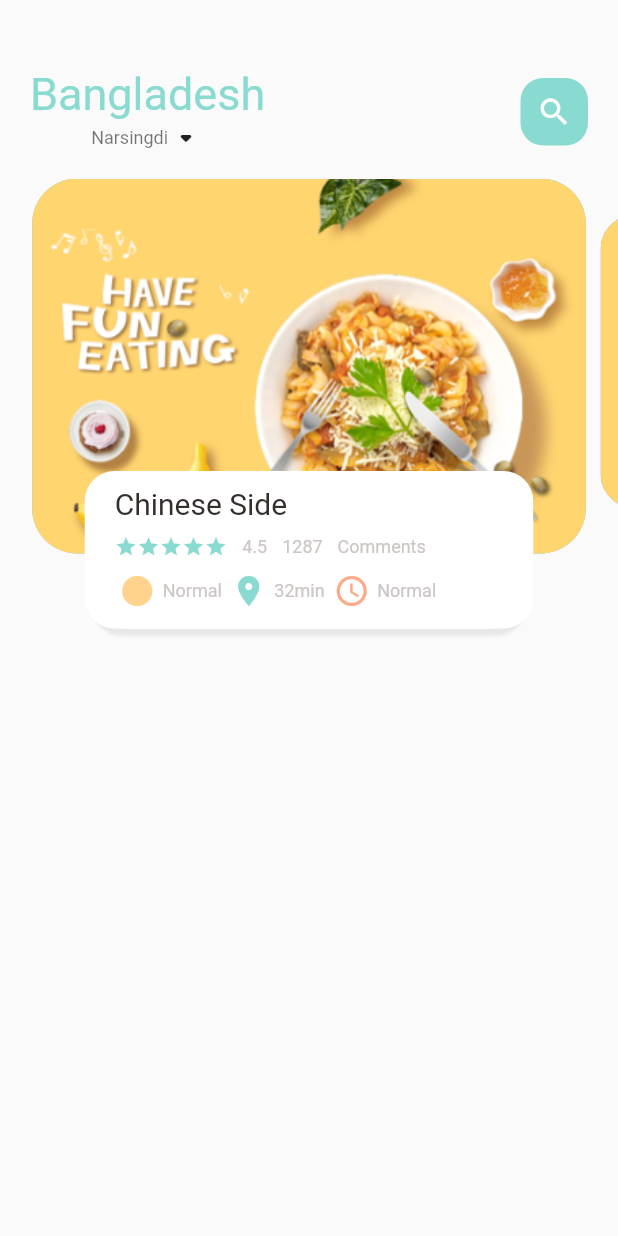
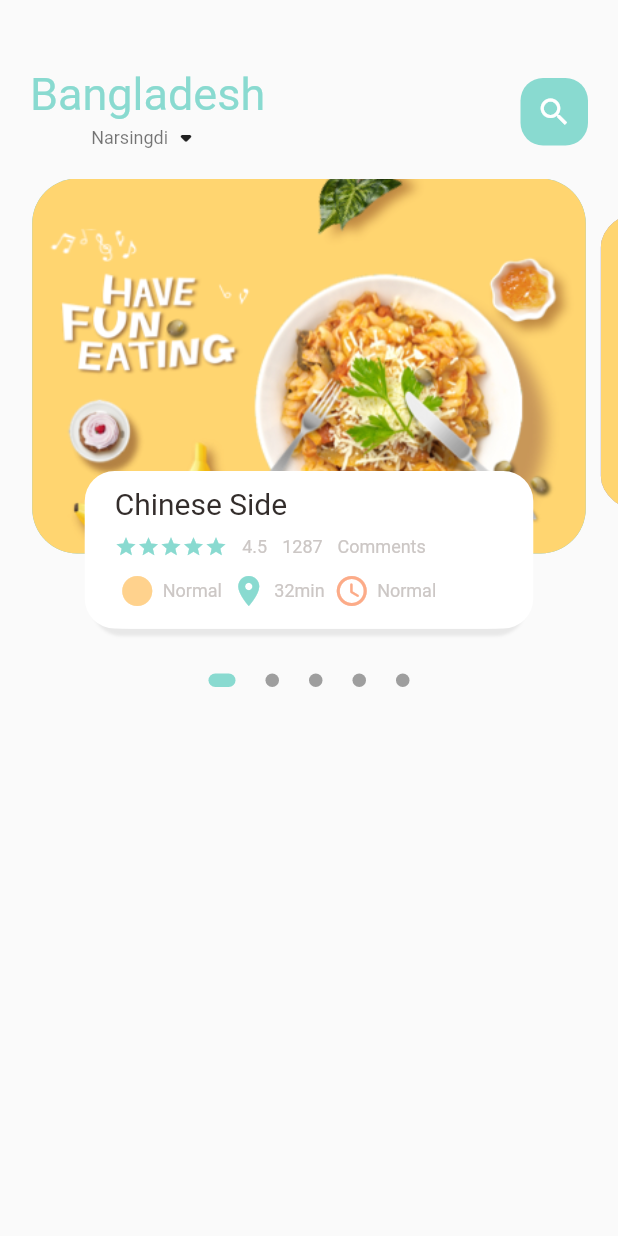
Before and after one commit to tonhom260/test, a Flutter app: the screen it shows after launch, on a phone screen of 412 x 824 dp. Run offline on Flutter 3.47's test engine with Material 2 defaults, Android fonts, the phone set to English and light mode, and no system bars; drawn by our look-alikes of dots_indicator.

Commit message:
initial MyApplication Proj

```diff
--- a/lib/home/food_page_body.dart
+++ b/lib/home/food_page_body.dart
@@ -1,10 +1,11 @@
+import 'package:dots_indicator/dots_indicator.dart';
 import 'package:ecommerce/utils/colors.dart';
 import 'package:ecommerce/widgets/big_text.dart';
 import 'package:ecommerce/widgets/small_text.dart';
 import 'package:flutter/cupertino.dart';
 import 'package:flutter/material.dart';
 import '../widgets/icon_and_text_widget.dart';
-
+import '../utils/colors.dart';
 class FoodPageBody extends StatefulWidget {
   const FoodPageBody({Key? key}) : super(key: key);
 
@@ -36,7 +37,8 @@ class _FoodPageBodyState extends State<FoodPageBody> {
 
   @override
   Widget build(BuildContext context) {
-    return Container(
+    return Column(
+      children: [Container(
       // color: Colors.white,
       height: 320,
       child: PageView.builder(
@@ -45,6 +47,19 @@ class _FoodPageBodyState extends State<FoodPageBody> {
           itemBuilder: (context, position) {
             return _buildPageItem(position);
           }),
+    ),
+    DotsIndicator(
+    dotsCount: 5,
+    position:_currPageValue,
+    decorator: DotsDecorator(
+      activeColor: AppColors.mainColor,
+      size: const Size.square(9.0),
+      activeSize: const Size(18.0,9.0),
+      activeShape: RoundedRectangleBorder(borderRadius: BorderRadius.circular(5.0)),
+      spacing: EdgeInsets.all(10.0),
+    ),
+    )],
+
     );
   }
 
```
